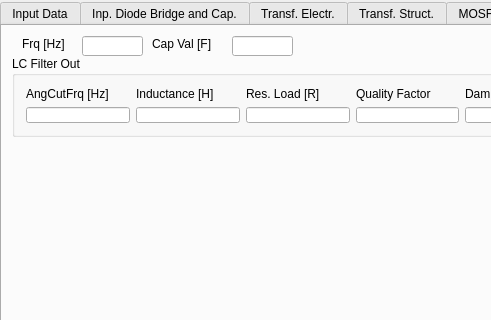
Before: the Qt Designer form FLySMPS/FLySMPS.ui in aemeltsev/FLySMPS, drawn with Qt 5; both pictures show x 0 to 491 and y 0 to 320 of the 820 by 480 pixel window.
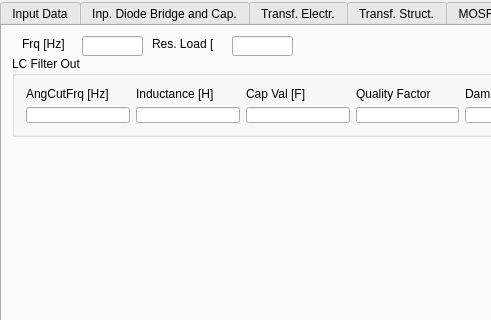
After: the same form once the commit is applied. The open tabs and pages were chosen to show the change.

Commit message: review feedback compensation algorithm

Diff of the .ui file:
```diff
--- a/FLySMPS/FLySMPS.ui
+++ b/FLySMPS/FLySMPS.ui
@@ -2260,7 +2260,7 @@
        <item row="0" column="2">
         <widget class="QLabel" name="label_774">
          <property name="text">
-          <string>Res. Load [R]</string>
+          <string>Cap Val [F]</string>
          </property>
         </widget>
        </item>
@@ -2319,7 +2319,7 @@
        </rect>
       </property>
       <property name="text">
-       <string>Cap Val [F]</string>
+       <string>Res. Load [R]</string>
       </property>
      </widget>
      <widget class="QLineEdit" name="lineEdit_619">
```
Left out of the diff: 2 changed lines with no effect on the pictures. The commit also changes 2 other files.
